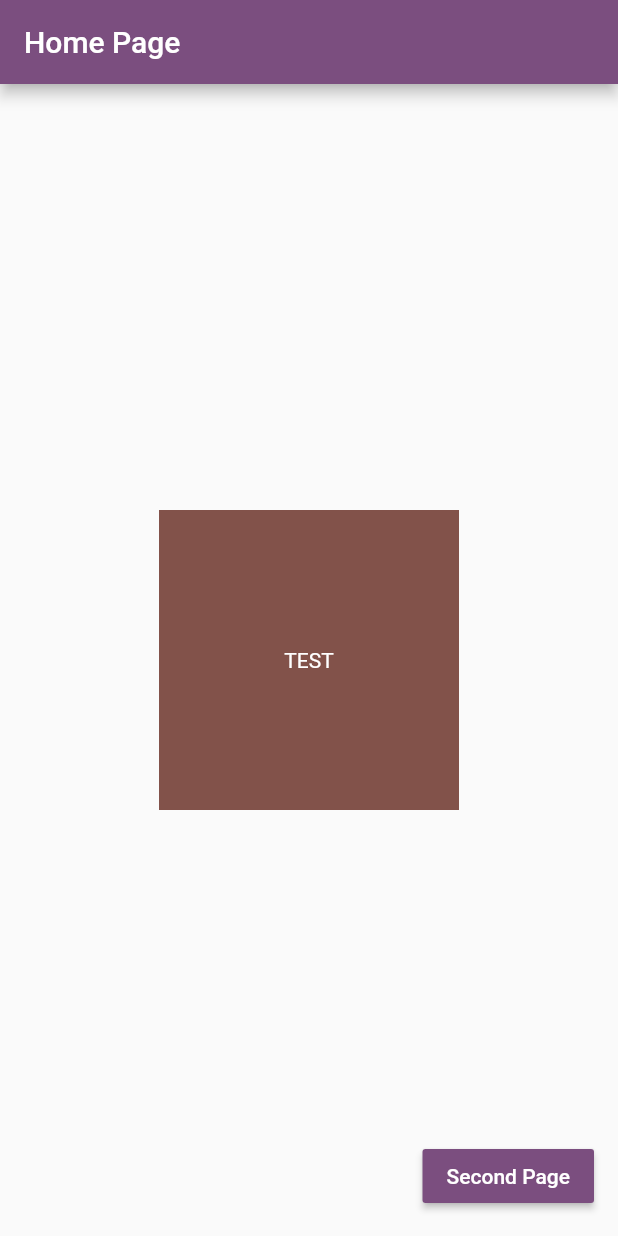
After one commit to esmaeil-ahmadipour/flutter_bloc_connectivity, a Flutter app: the screen it shows after launch, on a phone screen of 412 x 824 dp. The commit adds this screen. Run offline on Flutter 3.47's test engine with Material 2 defaults, Android fonts, the phone set to English and light mode, and no system bars; our stand-ins replace connectivity_plus, flare_flutter, flutter_bloc, internet_connection_checker.

Commit message:
refactor(app): preventing navigate between screens in disconnect internet mode

```diff
--- a/lib/screens/home_screen.dart
+++ b/lib/screens/home_screen.dart
@@ -1,19 +1,20 @@
 import 'package:flutter/material.dart';
 import 'package:flutter_bloc_connectivity/screens/second_screen.dart';
+import 'package:flutter_bloc_connectivity/widgets/prevent_back_button_widget.dart';
 
 class HomePage extends StatelessWidget {
   const HomePage({super.key});
 
   @override
   Widget build(BuildContext context) {
-    return Scaffold(
+    return PreventBackButtonWidget(
+      child: Scaffold(
         floatingActionButton: MaterialButton(
           onPressed: () {
             Navigator.push(
               context,
               MaterialPageRoute(
-              builder: (context) =>
-                  const SecondPage(),
+                builder: (context) => const SecondPage(),
               ),
             );
           },
@@ -42,6 +43,7 @@ class HomePage extends StatelessWidget {
             ),
           ),
         ),
+      ),
     );
   }
 }
--- a/lib/screens/second_screen.dart
+++ b/lib/screens/second_screen.dart
@@ -1,11 +1,13 @@
 import 'package:flutter/material.dart';
+import 'package:flutter_bloc_connectivity/widgets/prevent_back_button_widget.dart';
 
 class SecondPage extends StatelessWidget {
   const SecondPage({super.key});
 
   @override
   Widget build(BuildContext context) {
-    return Scaffold(
+    return PreventBackButtonWidget(
+      child: Scaffold(
         floatingActionButton: MaterialButton(
             onPressed: () {
               Navigator.of(context).pop();
@@ -16,6 +18,7 @@ class SecondPage extends StatelessWidget {
               style: TextStyle(color: Theme.of(context).colorScheme.onPrimary),
             )),
         appBar: AppBar(title: const Text("Second Page")),
+      ),
     );
   }
 }
--- a/lib/widgets/internet_status_widget.dart
+++ b/lib/widgets/internet_status_widget.dart
@@ -25,11 +25,7 @@ class InternetStatusWidget extends StatelessWidget {
     return BlocBuilder<InternetStatusCubit, bool?>(
       builder: (context, isConnectedState) {
         isConnectedState ??= setDefaultIsConnected;
-        return WillPopScope(
-          onWillPop: () async {
-            return isConnectedState!;
-          },
-          child: Material(
+        return Material(
           child: Stack(
             children: [
             child,
@@ -69,7 +65,6 @@ class InternetStatusWidget extends StatelessWidget {
               ),
             ],
           ),
-          ),
         );
       },
     );
--- /dev/null
+++ b/lib/widgets/prevent_back_button_widget.dart
@@ -0,0 +1,21 @@
+import 'package:flutter/material.dart';
+import 'package:flutter_bloc/flutter_bloc.dart';
+import 'package:flutter_bloc_connectivity/bloc/bloc.dart';
+
+class PreventBackButtonWidget extends StatelessWidget {
+  const PreventBackButtonWidget({super.key, required this.child});
+
+  final Widget child;
+
+  @override
+  Widget build(BuildContext context) {
+    return BlocBuilder<InternetStatusCubit, bool?>(
+        builder: (context, isConnectedState) {
+      return WillPopScope(
+          onWillPop: () async {
+            return isConnectedState!;
+          },
+          child: child);
+    });
+  }
+}
```
Lines whose indentation alone changed are shown as unchanged.
